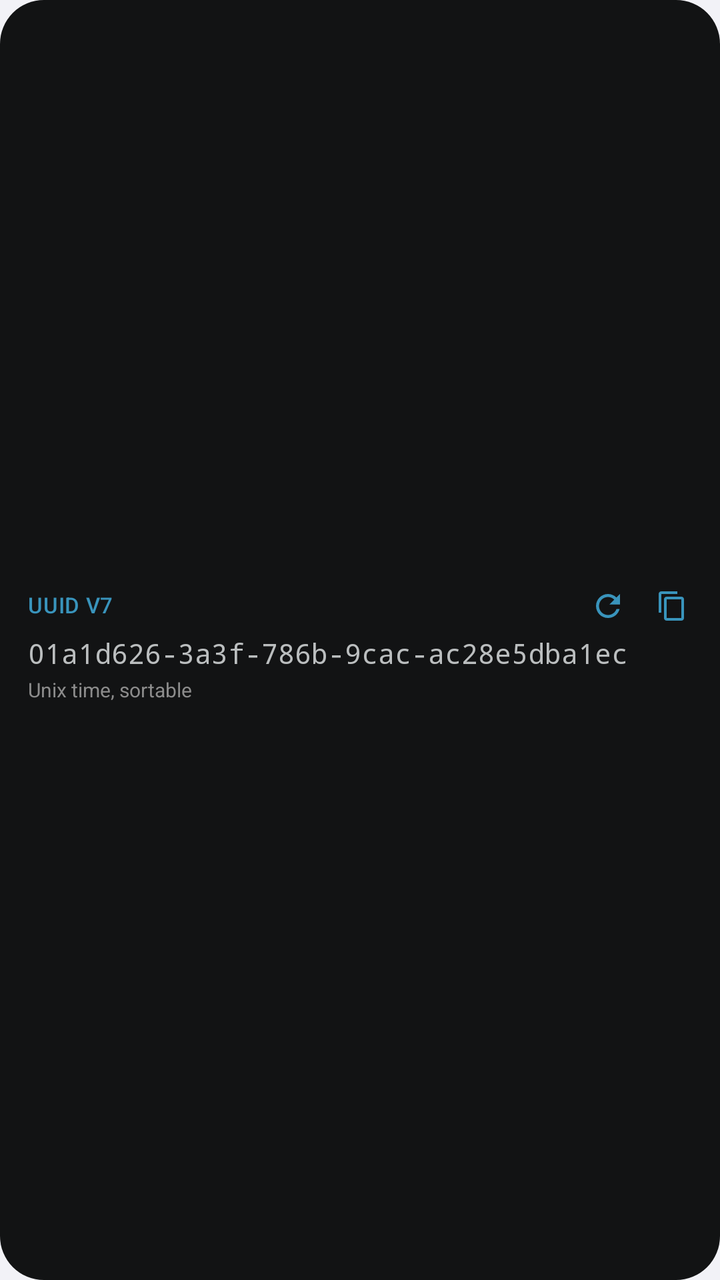
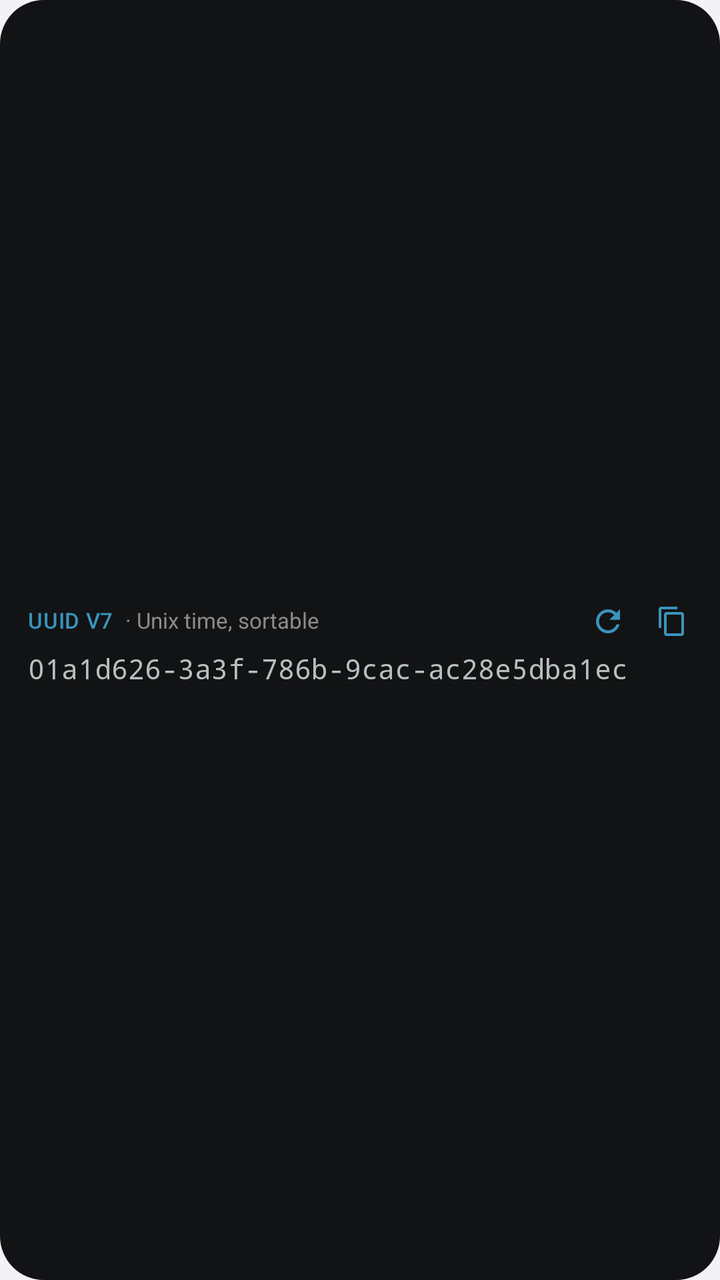

Before-and-after screenshots of an Android layout around one commit, followed by the original layout XML and the change that was made.
<!-- AndroidManifest.xml: application theme Theme.WidgetKit -->
<!-- res/layout/widget_uuid_preview.xml -->
<?xml version="1.0" encoding="utf-8"?>
<FrameLayout xmlns:android="http://schemas.android.com/apk/res/android"
    android:id="@android:id/background"
    android:layout_width="match_parent"
    android:layout_height="match_parent"
    android:clipToOutline="true">

    <ImageView
        android:id="@+id/widget_bg"
        android:layout_width="match_parent"
        android:layout_height="match_parent"
        android:importantForAccessibility="no"
        android:scaleType="fitXY"
        android:src="@drawable/widget_background"
        android:tint="@color/widget_background" />

    <LinearLayout
        android:id="@+id/uuid_content"
        android:layout_width="match_parent"
        android:layout_height="match_parent"
        android:gravity="center_vertical"
        android:orientation="vertical"
        android:paddingStart="14dp"
        android:paddingTop="8dp"
        android:paddingEnd="8dp"
        android:paddingBottom="10dp">

        
        <LinearLayout
            android:layout_width="match_parent"
            android:layout_height="wrap_content"
            android:gravity="center_vertical"
            android:orientation="horizontal">

            <TextView
                android:id="@+id/uuid_title"
                android:text="UUID V7"
                android:layout_width="0dp"
                android:layout_height="wrap_content"
                android:layout_weight="1"
                android:fontFamily="sans-serif-medium"
                android:includeFontPadding="false"
                android:letterSpacing="0.02"
                android:maxLines="1"
                android:textColor="@color/widget_accent"
                android:textSize="11sp" />

            <ImageView
                android:id="@+id/uuid_generate"
                android:layout_width="32dp"
                android:layout_height="32dp"
                android:contentDescription="@string/uuid_generate"
                android:padding="7dp"
                android:src="@drawable/ic_widget_refresh"
                android:tint="@color/widget_accent" />

            <ImageView
                android:id="@+id/uuid_copy"
                android:layout_width="32dp"
                android:layout_height="32dp"
                android:contentDescription="@string/uuid_copy"
                android:padding="8dp"
                android:src="@drawable/ic_widget_copy"
                android:tint="@color/widget_accent" />
        </LinearLayout>

        <TextView
            android:id="@+id/uuid_value"
            android:layout_width="match_parent"
            android:layout_height="wrap_content"
            android:layout_marginEnd="6dp"
            android:autoSizeMaxTextSize="16sp"
            android:autoSizeMinTextSize="10sp"
            android:autoSizeStepGranularity="1sp"
            android:autoSizeTextType="uniform"
            android:fontFamily="monospace"
            android:includeFontPadding="false"
            android:maxLines="1"
            android:text="01a1d626-3a3f-786b-9cac-ac28e5dba1ec"
            android:textColor="@color/widget_label"
            android:textSize="14sp" />

        <TextView
            android:id="@+id/uuid_status"
            android:layout_width="match_parent"
            android:layout_height="wrap_content"
            android:layout_marginTop="4dp"
            android:includeFontPadding="false"
            android:maxLines="1"
            android:text="@string/uuid_v7"
            android:textColor="@color/widget_secondary_label"
            android:textSize="10sp" />
    </LinearLayout>
</FrameLayout>
<!-- resources referenced by this layout -->
<resources>
  <color name="widget_accent">#FF3994BC</color>
  <color name="widget_background">#FF121314</color>
  <color name="widget_label">#FFBBBEBF</color>
  <color name="widget_secondary_label">#FF8C8C8C</color>
  <!-- drawable ic_widget_copy (drawable) -->
  <?xml version="1.0" encoding="utf-8"?>
  <vector xmlns:android="http://schemas.android.com/apk/res/android"
      android:width="24dp"
      android:height="24dp"
      android:viewportWidth="24"
      android:viewportHeight="24">
      <path
          android:fillColor="#FFFFFFFF"
          android:pathData="M16,1L4,1c-1.1,0 -2,0.9 -2,2v14h2L4,3h12L16,1zM19,5L8,5c-1.1,0 -2,0.9 -2,2v14c0,1.1 0.9,2 2,2h11c1.1,0 2,-0.9 2,-2L21,7c0,-1.1 -0.9,-2 -2,-2zM19,21L8,21L8,7h11v14z" />
  </vector>
  <!-- drawable ic_widget_refresh (drawable) -->
  <?xml version="1.0" encoding="utf-8"?>
  <vector xmlns:android="http://schemas.android.com/apk/res/android"
      android:width="24dp"
      android:height="24dp"
      android:viewportWidth="24"
      android:viewportHeight="24">
      <path
          android:fillColor="#FFFFFFFF"
          android:pathData="M17.65,6.35C16.2,4.9 14.21,4 12,4c-4.42,0 -7.99,3.58 -7.99,8s3.57,8 7.99,8c3.73,0 6.84,-2.55 7.73,-6h-2.08c-0.82,2.33 -3.04,4 -5.65,4 -3.31,0 -6,-2.69 -6,-6s2.69,-6 6,-6c1.66,0 3.14,0.69 4.22,1.78L13,11h7V4l-2.35,2.35z" />
  </vector>
  <!-- drawable widget_background (drawable) -->
  <?xml version="1.0" encoding="utf-8"?>
  <shape xmlns:android="http://schemas.android.com/apk/res/android" android:shape="rectangle">
      <solid android:color="#FFFFFFFF" />
      <corners android:radius="22dp" />
  </shape>
  <string name="uuid_copy">Copy</string>
  <string name="uuid_generate">Generate</string>
  <string name="uuid_v7">Unix time, sortable</string>
  <style name="Theme.WidgetKit" parent="Theme.MaterialComponents.DayNight.NoActionBar">
          <item name="colorPrimary">@color/app_tint</item>
          <item name="colorPrimaryVariant">@color/app_tint</item>
          <item name="colorOnPrimary">@color/white</item>
          <item name="colorSecondary">@color/app_tint</item>
          <item name="colorOnSecondary">@color/white</item>
          <item name="android:colorBackground">@color/app_grouped_background</item>
          <item name="android:windowBackground">@color/app_grouped_background</item>
          <item name="android:windowLightStatusBar">true</item>
          <item name="android:windowLightNavigationBar" tools:targetApi="27">true</item>
      </style>
  <color name="app_tint">#FF007AFF</color>
  <color name="white">#FFFFFFFF</color>
  <color name="app_grouped_background">#FFF2F2F7</color>
</resources>

<!-- the commit's change to res/layout/widget_uuid_preview.xml (unified diff, before → after) -->
@@ -35,14 +35,27 @@
             <TextView
                 android:id="@+id/uuid_title"
                 android:text="UUID V7"
-                android:layout_width="0dp"
+                android:layout_width="wrap_content"
                 android:layout_height="wrap_content"
-                android:layout_weight="1"
                 android:fontFamily="sans-serif-medium"
                 android:includeFontPadding="false"
                 android:letterSpacing="0.02"
                 android:maxLines="1"
                 android:textColor="@color/widget_accent"
+                android:textSize="11sp" />
+
+            
+            <TextView
+                android:id="@+id/uuid_status"
+                android:layout_width="0dp"
+                android:layout_height="wrap_content"
+                android:layout_marginStart="6dp"
+                android:layout_weight="1"
+                android:ellipsize="end"
+                android:includeFontPadding="false"
+                android:maxLines="1"
+                android:text="· Unix time, sortable"
+                android:textColor="@color/widget_secondary_label"
                 android:textSize="11sp" />
 
             <ImageView
@@ -80,15 +93,5 @@
             android:textColor="@color/widget_label"
             android:textSize="14sp" />
 
-        <TextView
-            android:id="@+id/uuid_status"
-            android:layout_width="match_parent"
-            android:layout_height="wrap_content"
-            android:layout_marginTop="4dp"
-            android:includeFontPadding="false"
-            android:maxLines="1"
-            android:text="@string/uuid_v7"
-            android:textColor="@color/widget_secondary_label"
-            android:textSize="10sp" />
     </LinearLayout>
 </FrameLayout>
<!-- resource entries referenced after the edit -->
@@ -34,7 +34,6 @@
   </shape>
   <string name="uuid_copy">Copy</string>
   <string name="uuid_generate">Generate</string>
-  <string name="uuid_v7">Unix time, sortable</string>
   <style name="Theme.WidgetKit" parent="Theme.MaterialComponents.DayNight.NoActionBar">
           <item name="colorPrimary">@color/app_tint</item>
           <item name="colorPrimaryVariant">@color/app_tint</item>
